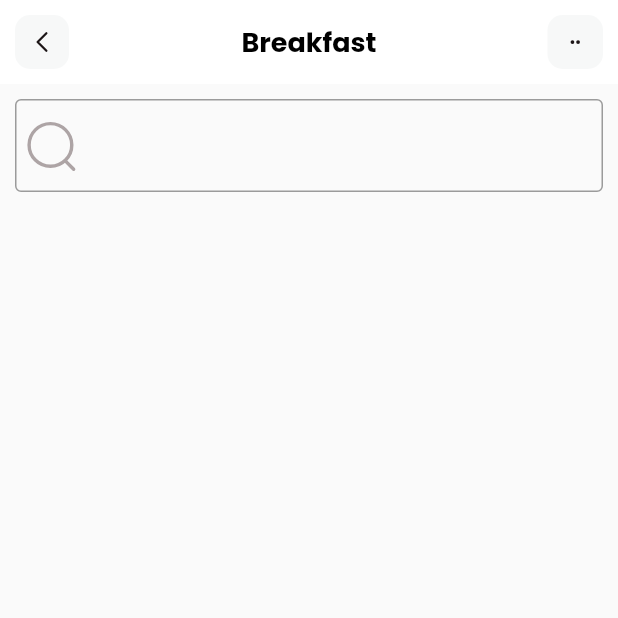
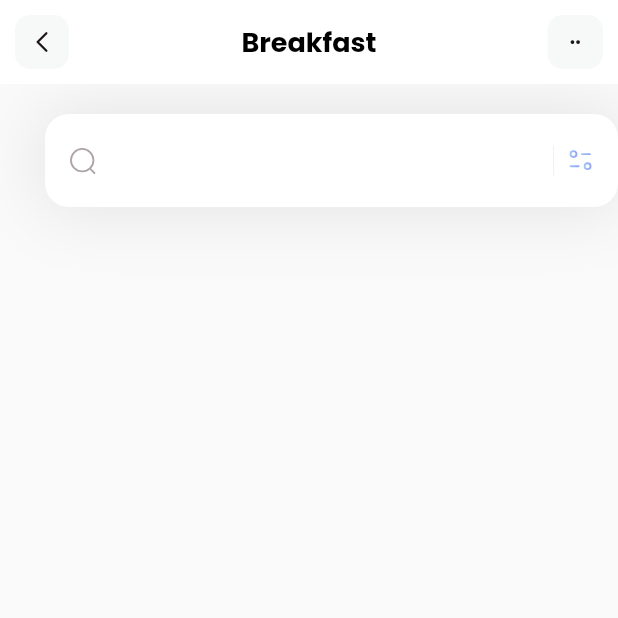
Before and after one commit to sndpsdhsvm/Fitness, a Flutter app: the screen it shows after launch, on a phone screen of 412 x 824 dp, the top half of it. Run offline on Flutter 3.47's test engine with Material 2 defaults, Android fonts, the phone set to English and light mode, and no system bars; our stand-ins replace flutter_svg.

Commit message:
2nd commit

```diff
--- a/lib/const/icons_const.dart
+++ b/lib/const/icons_const.dart
@@ -2,4 +2,5 @@ class AppIcons {
   static const leftArrow = "assets/icons/Arrow - Left 2.svg";
   static const dots = "assets/icons/Dots.svg";
   static const search = "assets/icons/Search.svg";
+  static const filter = "assets/icons/Filter.svg";
 }
--- a/lib/pages/home.dart
+++ b/lib/pages/home.dart
@@ -8,7 +8,68 @@ class HomePage extends StatelessWidget {
   @override
   Widget build(BuildContext context) {
     return Scaffold(
-      appBar: AppBar(
+      appBar: appBar(),
+      body: Column(
+        children: [
+          Container(
+            margin: const EdgeInsets.fromLTRB(30, 20, 0, 40),
+            decoration: BoxDecoration(
+              boxShadow: [
+                BoxShadow(
+                  color: const Color(0xff1D1617).withOpacity(0.11),
+                  blurRadius: 40,
+                  spreadRadius: 0.0,
+                )
+              ],
+            ),
+            child: TextField(
+              decoration: InputDecoration(
+                filled: true,
+                fillColor: Colors.white,
+                prefixIcon: Padding(
+                  padding: const EdgeInsets.all(15),
+                  child: SvgPicture.asset(
+                    AppIcons.search,
+                    width: 20,
+                  ),
+                ),
+                suffixIcon: Padding(
+                  padding: const EdgeInsets.all(15),
+                  child: Row(
+                    mainAxisAlignment: MainAxisAlignment.end,
+                    children: [
+                      const SizedBox(
+                        height: 20,
+                        child: VerticalDivider(
+                          thickness: 0.1,
+                          indent: 0,
+                          endIndent: 0,
+                          color: Colors.grey,
+                        ),
+                      ),
+                      SvgPicture.asset(
+                        AppIcons.filter,
+                        width: 20,
+                      ),
+                    ],
+                  ),
+                ),
+                border: const OutlineInputBorder(
+                  borderRadius: BorderRadius.all(
+                    Radius.circular(16),
+                  ),
+                  borderSide: BorderSide.none,
+                ),
+              ),
+            ),
+          ),
+        ],
+      ),
+    );
+  }
+
+  AppBar appBar() {
+    return AppBar(
       title: const Text(
         'Breakfast',
         style: TextStyle(
@@ -54,21 +115,6 @@ class HomePage extends StatelessWidget {
           ),
         ),
       ],
-      ),
-      body: Container(
-        margin: const EdgeInsets.all(10),
-        child: TextField(
-          decoration: InputDecoration(
-              prefixIcon: Padding(
-                padding: const EdgeInsets.all(5),
-                child: SvgPicture.asset(
-                  AppIcons.search,
-                  width: 20,
-                ),
-              ),
-              border: const OutlineInputBorder()),
-        ),
-      ),
     );
   }
 }
```
Also changed, not shown: assets/icons/Filter.svg (added). Lines whose indentation alone changed are shown as unchanged.
